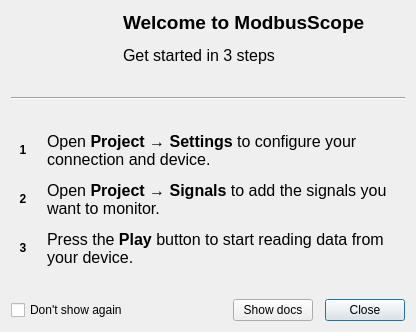
Before: the Qt Designer form src/dialogs/quickstartdialog.ui in ModbusScope/ModbusScope, drawn with Qt 5.
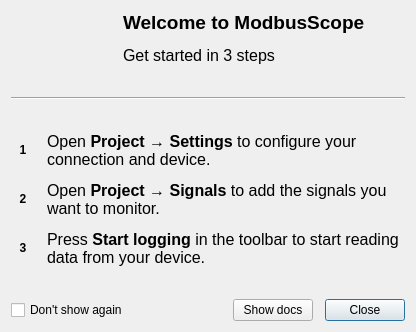
After: the same form once the commit is applied. Icons and pictures are not drawn.

Commit message:
Align docs and Quick Start text with current UI labels
Claude-Session: https://claude.ai/code/session_01NaBW6aLtQmMQ65Uaxkv5FP

```diff
--- a/src/dialogs/quickstartdialog.ui
+++ b/src/dialogs/quickstartdialog.ui
@@ -276,7 +276,7 @@
           </font>
          </property>
          <property name="text">
-          <string>Press the &lt;b&gt;Play&lt;/b&gt; button to start reading data from your device.</string>
+          <string>Press &lt;b&gt;Start logging&lt;/b&gt; in the toolbar to start reading data from your device.</string>
          </property>
          <property name="wordWrap">
           <bool>true</bool>
```
The commit also changes 16 other files.
